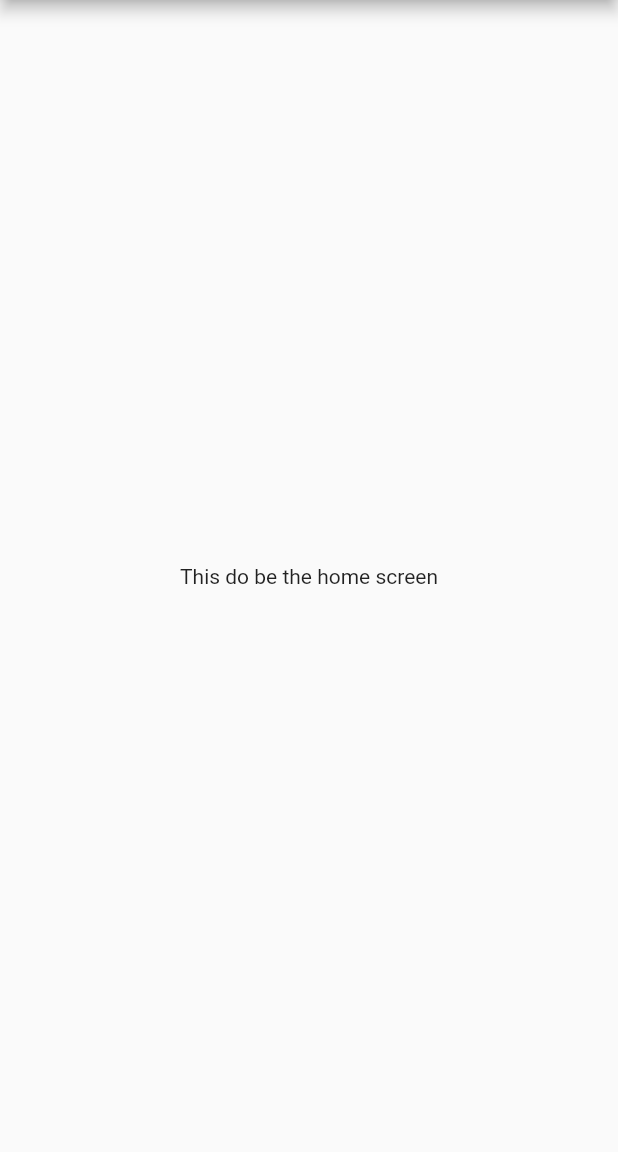
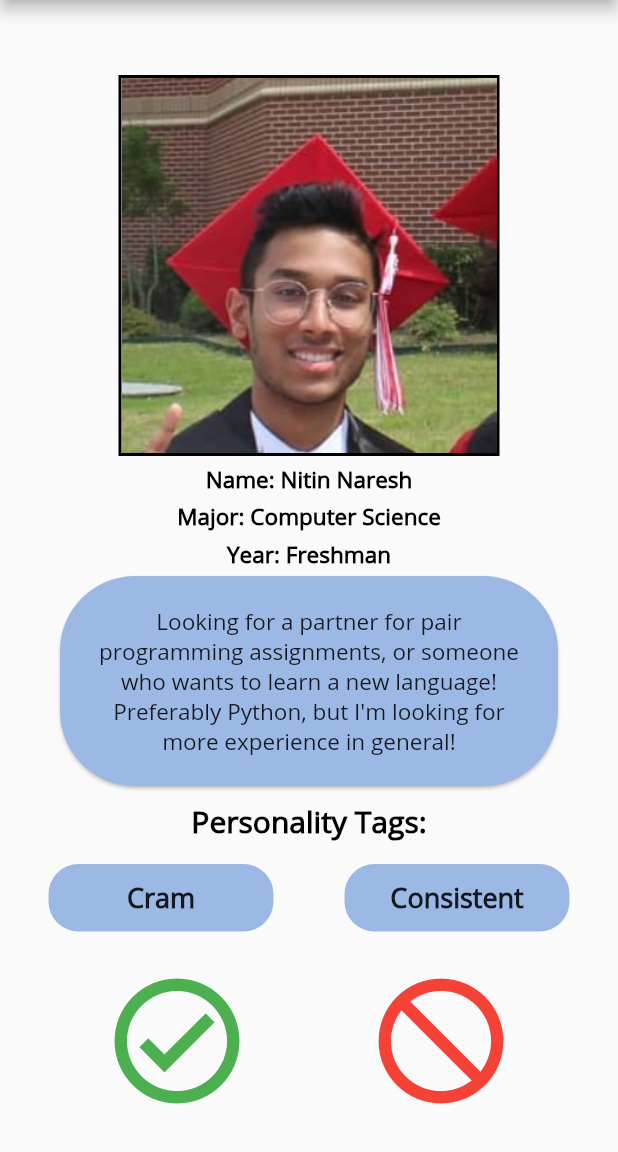
Before and after one commit to nxdavar/Learnr, a Flutter app: the HomeScreen screen opened directly, on a phone screen of 412 x 824 dp, the part 84-1236 px from its top. Run offline on Flutter 3.47's test engine with Material 2 defaults, Android fonts, the phone set to English and light mode, and no system bars; drawn by our look-alikes of bubble; our stand-ins replace cloud_firestore, firebase_auth, firebase_core, flutter_signin_button, google_sign_in; accounts and stored records are empty.

Commit message:
(11/27/20) - worked on home screen (nitin(

```diff
--- a/lib/HomeScreen.dart
+++ b/lib/HomeScreen.dart
@@ -1,9 +1,13 @@
+import 'package:flutter/cupertino.dart';
 import 'package:flutter/material.dart';
-import 'package:learnr/main.dart';
+import 'package:flutter/widgets.dart';
 import 'package:learnr/SettingsPage.dart';
 import 'package:learnr/themeData.dart';
+import 'package:bubble/bubble.dart';
+import 'package:learnr/CommonWidgets.dart';
 
 class HomeScreen extends StatefulWidget {
+  static const String id = 'home';
   @override
   _HomeScreenState createState() => _HomeScreenState();
 }
@@ -42,9 +46,152 @@ class _HomeScreenState extends State<HomeScreen> {
           ],
         ),
       ),
-      body: Center(
-        child: Container(
-          child: Text('This do be the home screen'),
+      body: SafeArea(
+        child: Column(
+          children: <Widget>[
+            SizedBox(
+              height: 50,
+            ),
+            Center(
+              child: Container(
+                child: Image(
+                  image: AssetImage('images/nitinpic.jpg'),
+                  height: 250,
+                  width: 250,
+                ),
+                decoration: BoxDecoration(
+                  border: Border.all(
+                    width: 2,
+                  ),
+                ),
+              ),
+            ),
+            SizedBox(
+              height: 5,
+            ),
+            Text(
+              'Name: Nitin Naresh',
+              textAlign: TextAlign.center,
+              style: TextStyle(
+                color: Colors.black,
+                fontFamily: 'openSans',
+                fontSize: 15,
+                fontWeight: FontWeight.bold,
+              ),
+            ),
+            SizedBox(
+              height: 5,
+            ),
+            Text(
+              'Major: Computer Science',
+              textAlign: TextAlign.center,
+              style: TextStyle(
+                color: Colors.black,
+                fontFamily: 'openSans',
+                fontSize: 15,
+                fontWeight: FontWeight.bold,
+              ),
+            ),
+            SizedBox(
+              height: 5,
+            ),
+            Text(
+              'Year: Freshman',
+              textAlign: TextAlign.center,
+              style: TextStyle(
+                color: Colors.black,
+                fontFamily: 'openSans',
+                fontSize: 15,
+                fontWeight: FontWeight.bold,
+              ),
+            ),
+            Bubble(
+              alignment: Alignment.center,
+              color: LIGHT_BLUE,
+              padding: BubbleEdges.all(20),
+              margin: BubbleEdges.only(left: 40, right: 40, top: 5, bottom: 10),
+              radius: Radius.circular(50),
+              child: Text(
+                'Looking for a partner for pair programming assignments, '
+                'or someone who wants to learn a new language! Preferably'
+                ' Python, but I\'m looking for more experience in general!',
+                style: TextStyle(
+                  fontSize: 15,
+                  fontFamily: 'openSans',
+                ),
+                textAlign: TextAlign.center,
+              ),
+            ),
+            Text(
+              'Personality Tags: ',
+              textAlign: TextAlign.center,
+              style: TextStyle(
+                color: Colors.black,
+                fontFamily: 'openSans',
+                fontSize: 20,
+                fontWeight: FontWeight.bold,
+              ),
+            ),
+            Row(
+              mainAxisAlignment: MainAxisAlignment.spaceEvenly,
+              children: [
+                SizedBox(
+                  height: 75,
+                  width: 180,
+                  child: ReusableCard(
+                    colour: LIGHT_BLUE,
+                    cardChild: Center(
+                      child: Text(
+                        'Cram',
+                        style: TextStyle(
+                            fontSize: 18,
+                            fontFamily: 'OpenSans',
+                            fontWeight: FontWeight.bold),
+                      ),
+                    ),
+                  ),
+                ),
+                SizedBox(
+                  height: 75,
+                  width: 180,
+                  child: ReusableCard(
+                    colour: LIGHT_BLUE,
+                    cardChild: Center(
+                      child: Text(
+                        'Consistent',
+                        style: TextStyle(
+                            fontSize: 18,
+                            fontFamily: 'OpenSans',
+                            fontWeight: FontWeight.bold),
+                      ),
+                    ),
+                  ),
+                ),
+              ],
+            ),
+            SizedBox(width: 5),
+            Row(
+              mainAxisAlignment: MainAxisAlignment.spaceEvenly,
+              children: [
+                TextButton(
+                  child: Icon(
+                    Icons.check_circle_outline_sharp,
+                    color: Colors.green,
+                    size: 100,
+                  ),
+                  onPressed: () {},
+                ),
+                TextButton(
+                  child: Icon(
+                    Icons.do_not_disturb,
+                    color: Colors.red,
+                    size: 100,
+                  ),
+                  onPressed: () {},
+                ),
+              ],
+            ),
+          ],
         ),
       ),
     );
--- a/pubspec.yaml
+++ b/pubspec.yaml
@@ -23,7 +23,7 @@ environment:
 dependencies:
   flutter:
     sdk: flutter
-
+  bubble: ^1.1.9+1
 
   # The following adds the Cupertino Icons font to your application.
   # Use with the CupertinoIcons class for iOS style icons.
```
Also changed, not shown: images/nitinpic.jpg (added), pubspec.lock, 5 other files.
